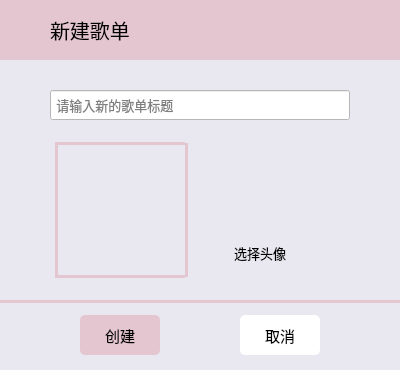
The window that ui/newDialog.ui (MyEternalMoon/PyQt_mp3Player) describes before a commit, drawn with Qt 5.
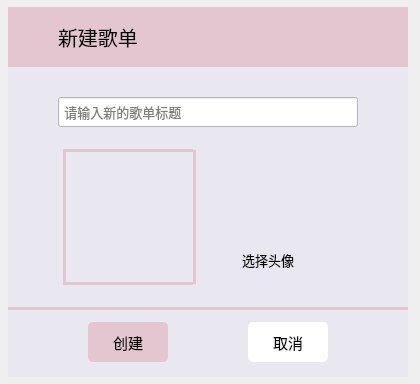
The same window after the commit. Icons and pictures are not drawn.

What changed in the file:
```diff
--- a/ui/newDialog.ui
+++ b/ui/newDialog.ui
@@ -6,25 +6,28 @@
    <rect>
     <x>0</x>
     <y>0</y>
-    <width>400</width>
-    <height>370</height>
+    <width>420</width>
+    <height>384</height>
    </rect>
   </property>
   <property name="windowTitle">
    <string>Dialog</string>
   </property>
   <property name="styleSheet">
-   <string notr="true">background-color: #e9e7ef</string>
+   <string notr="true"/>
   </property>
   <widget class="QWidget" name="widget_2" native="true">
    <property name="geometry">
     <rect>
-     <x>0</x>
-     <y>0</y>
+     <x>8</x>
+     <y>7</y>
      <width>400</width>
-     <height>420</height>
+     <height>370</height>
     </rect>
    </property>
+   <property name="styleSheet">
+    <string notr="true">background-color: #e9e7ef</string>
+   </property>
    <widget class="QWidget" name="widget" native="true">
     <property name="geometry">
      <rect>
@@ -296,6 +299,75 @@
     </property>
    </widget>
   </widget>
+  <widget class="QLabel" name="label">
+   <property name="geometry">
+    <rect>
+     <x>6</x>
+     <y>0</y>
+     <width>404</width>
+     <height>7</height>
+    </rect>
+   </property>
+   <property name="styleSheet">
+    <string notr="true">border-image: url(:/shade/tm.png);</string>
+   </property>
+   <property name="text">
+    <string/>
+   </property>
+  </widget>
+  <widget class="QLabel" name="label_3">
+   <property name="geometry">
+    <rect>
+     <x>6</x>
+     <y>375</y>
+     <width>402</width>
+     <height>7</height>
+    </rect>
+   </property>
+   <property name="styleSheet">
+    <string notr="true">border-image: url(:/shade/bm.png);</string>
+   </property>
+   <property name="text">
+    <string/>
+   </property>
+  </widget>
+  <widget class="QLabel" name="label_4">
+   <property name="geometry">
+    <rect>
+     <x>2</x>
+     <y>5</y>
+     <width>7</width>
+     <height>372</height>
+    </rect>
+   </property>
+   <property name="styleSheet">
+    <string notr="true">border-image: url(:/shade/lm.png);</string>
+   </property>
+   <property name="text">
+    <string/>
+   </property>
+  </widget>
+  <widget class="QLabel" name="label_5">
+   <property name="geometry">
+    <rect>
+     <x>405</x>
+     <y>5</y>
+     <width>7</width>
+     <height>372</height>
+    </rect>
+   </property>
+   <property name="styleSheet">
+    <string notr="true">border-image: url(:/shade/rm.png);</string>
+   </property>
+   <property name="text">
+    <string/>
+   </property>
+  </widget>
+  <zorder>label_4</zorder>
+  <zorder>label_3</zorder>
+  <zorder>widget_2</zorder>
+  <zorder>label</zorder>
+  <zorder>label_5</zorder>
  </widget>
  <resources/>
  <connections/>
```
Left out of the diff: 4 changed lines with no effect on the pictures.
